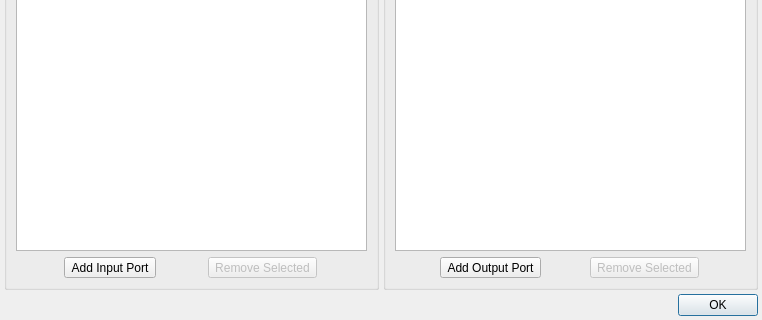
syntalos/syntalos, file modules/pyscript/porteditordialog.ui: the form before one commit; both pictures show x 0 to 762 and y 158 to 478 of the 762 by 478 pixel window.
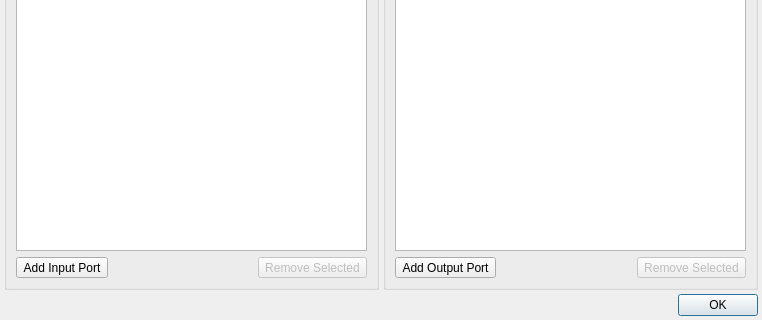
The form after the commit. Icons and pictures are not drawn.

Commit message: trivial: Fix some layouting issues

The edit to the form file:
```diff
--- a/modules/pyscript/porteditordialog.ui
+++ b/modules/pyscript/porteditordialog.ui
@@ -87,6 +87,19 @@
               </property>
              </widget>
             </item>
+            <item>
+             <spacer name="horizontalSpacer">
+              <property name="orientation">
+               <enum>Qt::Horizontal</enum>
+              </property>
+              <property name="sizeHint" stdset="0">
+               <size>
+                <width>40</width>
+                <height>20</height>
+               </size>
+              </property>
+             </spacer>
+            </item>
             <item>
              <widget class="QToolButton" name="tbRemoveInputPort">
               <property name="enabled">
@@ -150,6 +163,19 @@
               </property>
              </widget>
             </item>
+            <item>
+             <spacer name="horizontalSpacer_2">
+              <property name="orientation">
+               <enum>Qt::Horizontal</enum>
+              </property>
+              <property name="sizeHint" stdset="0">
+               <size>
+                <width>40</width>
+                <height>20</height>
+               </size>
+              </property>
+             </spacer>
+            </item>
             <item>
              <widget class="QToolButton" name="tbRemoveOutputPort">
               <property name="enabled">
```
Left out of the diff: 6 changed lines with no effect on the pictures. The commit also changes 1 other file.
